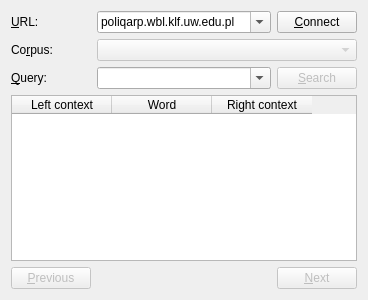
jsbien/djview-poliqarp_fork, file src/poliqarpwidget.ui: the form before one commit.
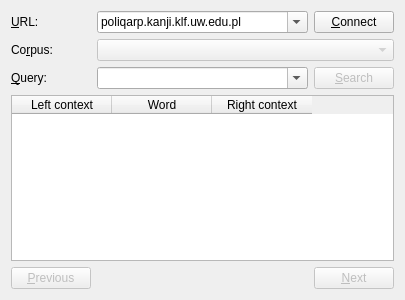
The form after the commit.

Commit message: Reorder servers.

Patch:
```diff
--- a/src/poliqarpwidget.ui
+++ b/src/poliqarpwidget.ui
@@ -6,7 +6,7 @@
    <rect>
     <x>0</x>
     <y>0</y>
-    <width>367</width>
+    <width>405</width>
     <height>300</height>
    </rect>
   </property>
@@ -119,11 +119,6 @@
      <property name="editable">
       <bool>true</bool>
      </property>
-     <item>
-      <property name="text">
-       <string>poliqarp.wbl.klf.uw.edu.pl</string>
-      </property>
-     </item>
      <item>
       <property name="text">
        <string>poliqarp.kanji.klf.uw.edu.pl</string>
```
Left out of the diff: 5 changed lines with no effect on the pictures.
